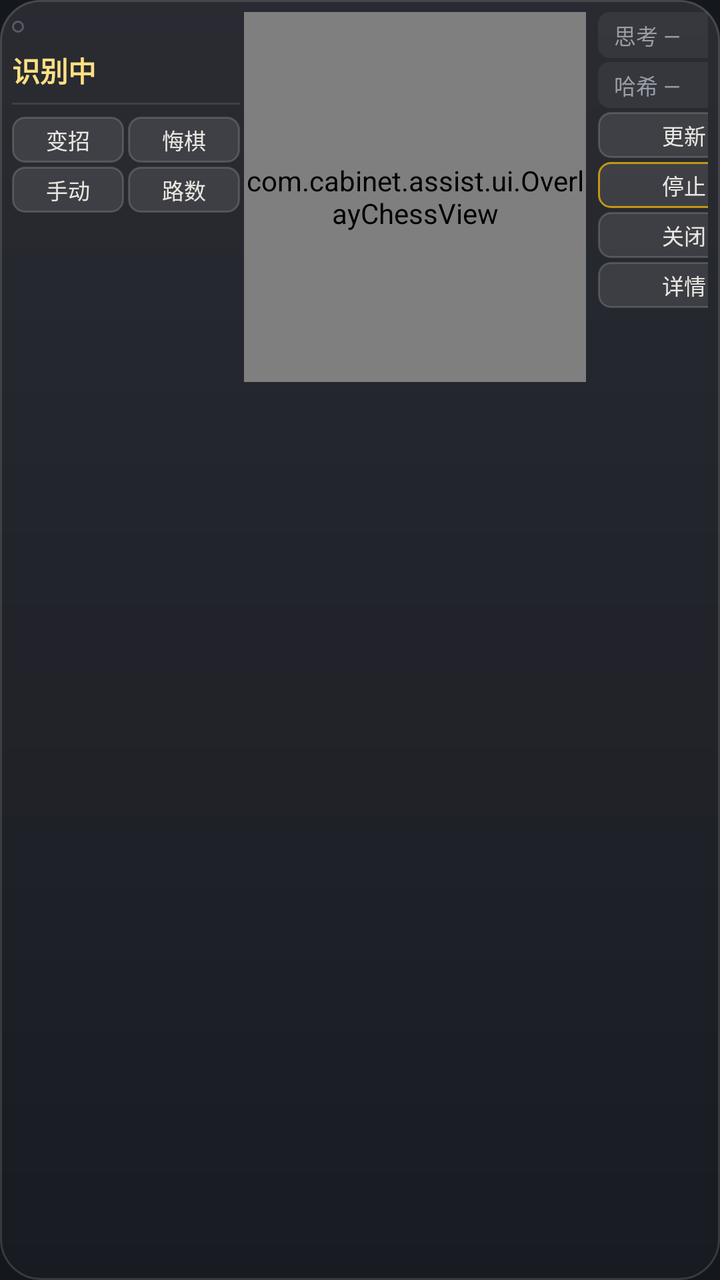
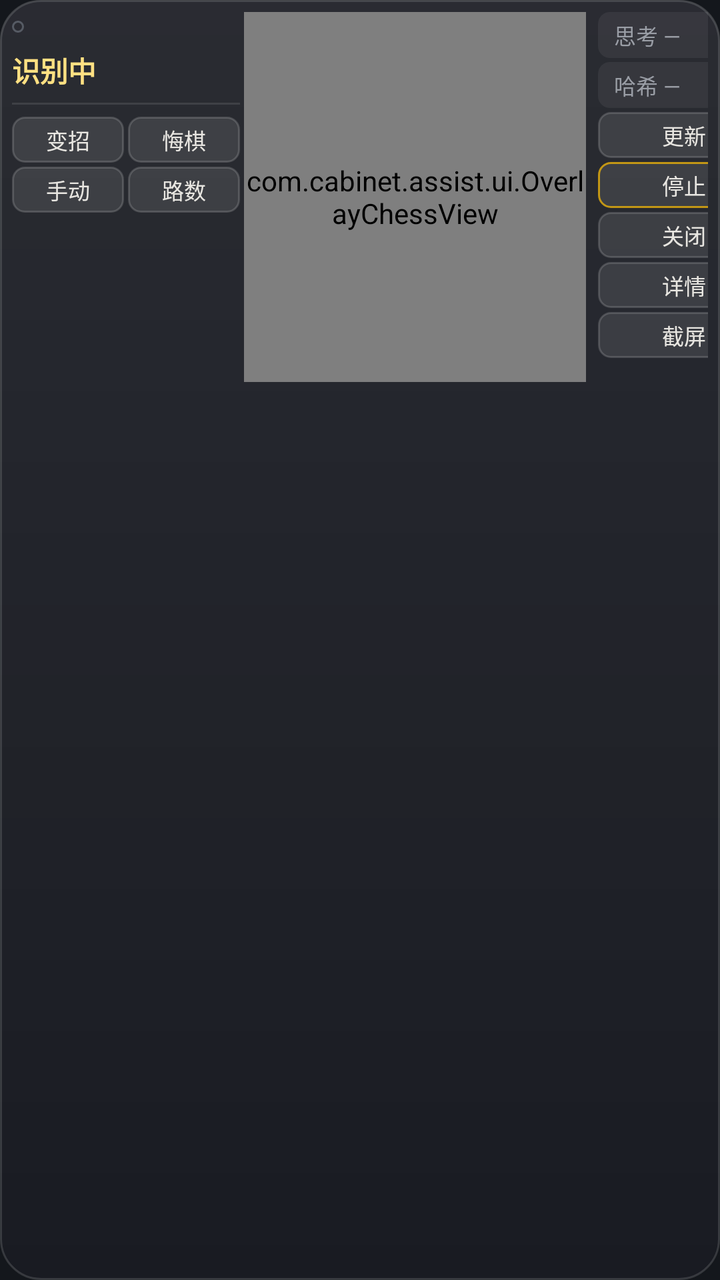

An Android layout rendered at two revisions. The XML below is the earlier revision; the diff shows what the commit changed to produce the second picture.
<!-- AndroidManifest.xml: application theme Theme.Cabinet.Assist -->
<!-- res/layout/overlay_panel.xml -->
<?xml version="1.0" encoding="utf-8"?>
<LinearLayout xmlns:android="http://schemas.android.com/apk/res/android"
    android:id="@+id/overlay_root"
    android:layout_width="wrap_content"
    android:layout_height="wrap_content"
    android:background="@drawable/overlay_bg"
    android:clickable="true"
    android:focusable="true"
    android:orientation="horizontal"
    android:padding="6dp">

    
    <LinearLayout
        android:layout_width="114dp"
        android:layout_height="wrap_content"
        android:orientation="vertical">

        
        <LinearLayout
            android:layout_width="match_parent"
            android:layout_height="wrap_content"
            android:gravity="center_vertical"
            android:orientation="horizontal">

            <View
                android:id="@+id/overlay_state_dot"
                android:layout_width="6dp"
                android:layout_height="6dp"
                android:background="@drawable/step_num_idle" />

            <TextView
                android:id="@+id/overlay_state"
                style="@style/OverlayState"
                android:layout_width="0dp"
                android:layout_height="wrap_content"
                android:layout_marginStart="5dp"
                android:layout_weight="1" />
        </LinearLayout>

        
        <TextView
            android:id="@+id/overlay_occluded"
            style="@style/OverlayState"
            android:layout_width="match_parent"
            android:layout_height="wrap_content"
            android:layout_marginTop="3dp"
            android:text="挡住棋盘，建议移开"
            android:visibility="gone" />

        
        <TextView
            android:id="@+id/overlay_status"
            style="@style/OverlayHeadline"
            android:layout_width="match_parent"
            android:layout_height="wrap_content"
            android:layout_marginTop="4dp"
            android:text="识别中" />

        
        <TextView
            android:id="@+id/overlay_advantage"
            style="@style/OverlayAdvantage"
            android:layout_width="match_parent"
            android:layout_height="wrap_content"
            android:layout_marginTop="2dp"
            android:textColor="@color/qi_jade_text"
            android:visibility="gone" />

        <View
            android:id="@+id/overlay_divider"
            android:layout_width="match_parent"
            android:layout_height="1dp"
            android:layout_marginTop="6dp"
            android:background="@color/qi_line1" />

        
        <TextView
            android:id="@+id/overlay_candidate"
            style="@style/OverlayCandidate"
            android:layout_width="match_parent"
            android:layout_height="wrap_content"
            android:layout_marginTop="6dp"
            android:textColor="@color/qi_ivory"
            android:visibility="gone" />

        
        <LinearLayout
            android:layout_width="match_parent"
            android:layout_height="wrap_content"
            android:layout_marginTop="6dp"
            android:orientation="vertical">

            <LinearLayout
                android:layout_width="match_parent"
                android:layout_height="wrap_content"
                android:orientation="horizontal">

                <TextView
                    android:id="@+id/overlay_btn_change"
                    style="@style/OverlayAction"
                    android:layout_width="0dp"
                    android:layout_height="23dp"
                    android:layout_marginEnd="2dp"
                    android:layout_weight="1"
                    android:text="变招" />

                <TextView
                    android:id="@+id/overlay_btn_undo"
                    style="@style/OverlayAction"
                    android:layout_width="0dp"
                    android:layout_height="23dp"
                    android:layout_weight="1"
                    android:paddingHorizontal="0dp"
                    android:text="悔棋" />
            </LinearLayout>

            <LinearLayout
                android:layout_width="match_parent"
                android:layout_height="wrap_content"
                android:layout_marginTop="2dp"
                android:orientation="horizontal">

                <TextView
                    android:id="@+id/overlay_btn_manual"
                    style="@style/OverlayAction"
                    android:layout_width="0dp"
                    android:layout_height="23dp"
                    android:layout_marginEnd="2dp"
                    android:layout_weight="1"
                    android:paddingHorizontal="0dp"
                    android:text="手动" />

                <TextView
                    android:id="@+id/overlay_btn_multipv"
                    style="@style/OverlayAction"
                    android:layout_width="0dp"
                    android:layout_height="23dp"
                    android:layout_weight="1"
                    android:paddingHorizontal="0dp"
                    android:text="路数" />
            </LinearLayout>
        </LinearLayout>
    </LinearLayout>

    <com.cabinet.assist.ui.OverlayChessView
        android:id="@+id/overlay_chess"
        android:layout_width="171dp"
        android:layout_height="185dp"
        android:layout_marginHorizontal="2dp" />

    
    <LinearLayout
        android:layout_width="90dp"
        android:layout_height="wrap_content"
        android:layout_marginStart="2dp"
        android:orientation="vertical"
        android:paddingHorizontal="2dp">

        <TextView
            android:id="@+id/overlay_btn_strength"
            style="@style/OverlayChip"
            android:text="思考 —" />

        <TextView
            android:id="@+id/overlay_btn_hash"
            style="@style/OverlayChip"
            android:layout_marginTop="2dp"
            android:text="哈希 —" />


        <TextView
            android:id="@+id/overlay_btn_turn"
            style="@style/OverlayAction"
            android:layout_width="match_parent"
            android:layout_height="23dp"
            android:layout_marginTop="2dp"
            android:text="更新" />

        <TextView
            android:id="@+id/overlay_btn_pause"
            style="@style/OverlayAction"
            android:layout_width="match_parent"
            android:layout_height="23dp"
            android:layout_marginTop="2dp"
            android:background="@drawable/overlay_action_stop_bg"
            android:text="停止" />

        <TextView
            android:id="@+id/overlay_btn_close"
            style="@style/OverlayAction"
            android:layout_width="match_parent"
            android:layout_height="23dp"
            android:layout_marginTop="2dp"
            android:text="关闭" />

        <TextView
            android:id="@+id/overlay_btn_detail"
            style="@style/OverlayAction"
            android:layout_width="match_parent"
            android:layout_height="23dp"
            android:layout_marginTop="2dp"
            android:text="详情" />

    </LinearLayout>
</LinearLayout>
<!-- resources referenced by this layout -->
<resources>
  <color name="qi_ivory">#E8E6E1</color>
  <color name="qi_jade_text">#81C784</color>
  <color name="qi_line1">#1AFFFFFF</color>
  <!-- drawable step_num_idle (drawable) -->
  <?xml version="1.0" encoding="utf-8"?>
  <shape xmlns:android="http://schemas.android.com/apk/res/android"
      android:shape="oval">
      <solid android:color="#00000000" />
      <stroke
          android:width="1dp"
          android:color="@color/qi_dim" />
  </shape>
  <style name="OverlayAction">
          <item name="android:background">@drawable/overlay_action_bg</item>
          <item name="android:textColor">@color/qi_ivory</item>
          <item name="android:textSize">11sp</item>
          <item name="android:gravity">center</item>
          <item name="android:maxLines">1</item>
          <item name="android:paddingHorizontal">2dp</item>
      </style>
  <style name="OverlayAdvantage">
          <item name="android:textSize">12sp</item>
          <item name="android:fontFeatureSettings">tnum</item>
          <item name="android:maxLines">1</item>
          <item name="android:ellipsize">end</item>
      </style>
  <style name="OverlayCandidate">
          <item name="android:textSize">12sp</item>
          <item name="android:maxLines">2</item>
          <item name="android:ellipsize">end</item>
      </style>
  <style name="OverlayChip">
          <item name="android:layout_width">match_parent</item>
          <item name="android:layout_height">23dp</item>
          <item name="android:gravity">center_vertical</item>
          <item name="android:paddingLeft">@dimen/qi_sp_2</item>
          <item name="android:paddingRight">@dimen/qi_sp_2</item>
          <item name="android:background">@drawable/overlay_chip_bg</item>
          <item name="android:textSize">11sp</item>
          <item name="android:textColor">@color/qi_muted</item>
          <item name="android:maxLines">1</item>
      </style>
  <style name="OverlayHeadline">
          <item name="android:textSize">14sp</item>
          <item name="android:textStyle">bold</item>
          <item name="android:textColor">@color/qi_amber_text</item>
          <item name="android:maxLines">2</item>
          <item name="android:ellipsize">end</item>
      </style>
  <style name="OverlayState">
          <item name="android:textSize">11sp</item>
          <item name="android:textColor">@color/qi_muted</item>
          <item name="android:maxLines">1</item>
          <item name="android:ellipsize">end</item>
      </style>
  <color name="qi_amber">#FFC107</color>
  <dimen name="qi_r_xl">20dp</dimen>
  <color name="qi_glass">#B81B1E24</color>
  <color name="qi_dim">#565B64</color>
  <dimen name="qi_sp_2">8dp</dimen>
  <!-- drawable overlay_chip_bg (drawable) -->
  <?xml version="1.0" encoding="utf-8"?>
  <selector xmlns:android="http://schemas.android.com/apk/res/android">
      <item android:state_pressed="true">
          <shape android:shape="rectangle">
              <corners android:radius="6dp" />
              <solid android:color="#1CFFFFFF" />
          </shape>
      </item>
      <item>
          <shape android:shape="rectangle">
              <corners android:radius="6dp" />
              <solid android:color="#0FFFFFFF" />
          </shape>
      </item>
  </selector>
  <color name="qi_muted">#9A9EA6</color>
  <color name="qi_amber_text">#FFE082</color>
  <color name="qi_ink">#14171C</color>
  <color name="qi_zhu">#D05A44</color>
  <color name="qi_line2">#29FFFFFF</color>
  <color name="qi_line3">#47FFFFFF</color>
  <!-- unchanged entries left out for length: 4 -->
</resources>

<!-- the commit's change to res/layout/overlay_panel.xml (unified diff, before → after) -->
@@ -54,7 +54,7 @@
             android:layout_width="match_parent"
             android:layout_height="wrap_content"
             android:layout_marginTop="4dp"
-            android:text="识别中" />
+            android:text="@string/recognizing_status" />
 
         
         <TextView
@@ -201,5 +201,14 @@
             android:layout_marginTop="2dp"
             android:text="详情" />
 
+        
+        <TextView
+            android:id="@+id/overlay_btn_screenshot"
+            style="@style/OverlayAction"
+            android:layout_width="match_parent"
+            android:layout_height="23dp"
+            android:layout_marginTop="2dp"
+            android:text="截屏" />
+
     </LinearLayout>
 </LinearLayout>
<!-- resource entries referenced after the edit -->
@@ -12,6 +12,7 @@
           android:width="1dp"
           android:color="@color/qi_dim" />
   </shape>
+  <string name="recognizing_status">识别中</string>
   <style name="OverlayAction">
           <item name="android:background">@drawable/overlay_action_bg</item>
           <item name="android:textColor">@color/qi_ivory</item>
